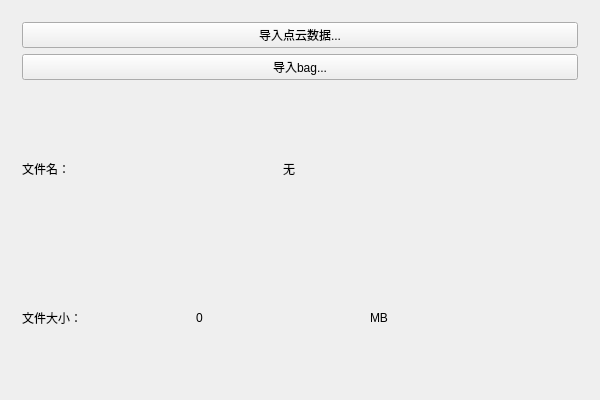
Old version of the form 3DPCViewer/datawidget.ui in the repository lexxxx-cmd/3DPCViewer.
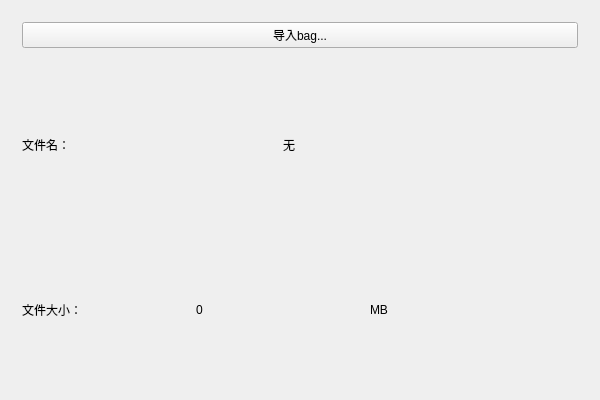
New version of the form.

```diff
--- a/3DPCViewer/datawidget.ui
+++ b/3DPCViewer/datawidget.ui
@@ -18,13 +18,6 @@
     <widget class="QWidget" name="widget" native="true">
      <layout class="QGridLayout" name="gridLayout_2">
       <item row="0" column="0">
-       <widget class="QPushButton" name="pB_import_data">
-        <property name="text">
-         <string>导入点云数据...</string>
-        </property>
-       </widget>
-      </item>
-      <item row="1" column="0">
        <widget class="QPushButton" name="pB_import_bag">
         <property name="text">
          <string>导入bag...</string>
```
